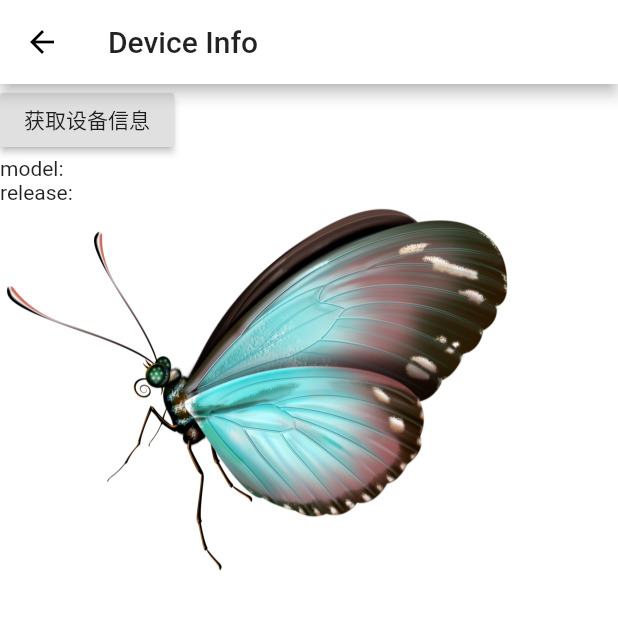
After one commit to xiuyiliu/flutter_study, a Flutter app: the DeviceInfoDemo screen opened directly, on a phone screen of 412 x 824 dp, the top half of it. The commit adds this screen. Run offline on Flutter 3.47's test engine with Material 2 defaults, Android fonts, the phone set to English and light mode, and no system bars; our stand-ins replace chewie, device_info, dio, fluro, flutter_swiper, rxdart and 2 more; accounts and stored records are empty; statements that could not run were skipped.

Commit message:
图片主资源变体资源以适配不同设备像素比

```diff
--- /dev/null
+++ b/lib/language/translation.dart
@@ -0,0 +1,102 @@
+import 'package:flutter/material.dart';
+import 'dart:async';
+import 'package:flutter/services.dart' show rootBundle;
+import 'dart:convert' show json;
+
+/// 自定义一个LocaleChangeCallback类型
+typedef void LocaleChangeCallback(Locale locale);
+
+class AppLanguage {
+  /// 支持的语言列表
+  final List<String> supportedLanguages = ['en', 'zh'];
+
+  /// 支持的Locales列表
+  Iterable<Locale> supportedLocales() => supportedLanguages.map<Locale>((lang) => new Locale(lang, ''));
+
+  /// 当语言改变时调用的方法
+  LocaleChangeCallback onLocaleChanged;
+
+  static final AppLanguage _appLanguage = new AppLanguage._internal();
+
+  factory AppLanguage() {
+    return _appLanguage;
+  }
+
+  AppLanguage._internal();
+}
+
+AppLanguage appLanguage = new AppLanguage();
+
+
+
+/// 自定义多语言实现
+class Translations {
+
+  Locale locale;
+  static Map<dynamic, dynamic> _localizedValues;
+
+  Translations(Locale locale) {
+    this.locale = locale;
+    _localizedValues = null;
+  }
+
+  /// 加载国际化翻译文件
+  static Future<Translations> load(Locale locale) async{
+    Translations translations = new Translations(locale);
+    /// 加载文件
+    String jsonContent = await rootBundle.loadString("locale/i18n_${locale.languageCode}.json");
+    _localizedValues = json.decode(jsonContent);
+    /// 返回实例
+    return translations;
+  }
+
+  /// 返回翻译文件映射对应的key
+  String text(String key) {
+    if (_localizedValues != null) {
+      return _localizedValues[key] ?? '** $key not found';
+    }
+    return '';
+  }
+
+  /// 通过 Localizations 加载当前的 Translations
+  static Translations of(BuildContext context) {
+    return Localizations.of<Translations>(context, Translations);
+  }
+
+  /// 获取当前使用语言
+  String get currentLanguage => locale.languageCode;
+
+}
+
+/// Delegate类的实现 验证支持的语言，初始化我们的自定义Translations类（核心是load）
+class TranslationsDelegate extends LocalizationsDelegate<Translations> {
+  const TranslationsDelegate();
+
+  @override
+  bool isSupported(Locale locale) => appLanguage.supportedLanguages.contains(locale.languageCode);
+
+  @override
+  Future<Translations> load(Locale locale) => Translations.load(locale);
+
+  @override
+  bool shouldReload(TranslationsDelegate old) => false;
+}
+
+/// Delegate类的实现，每次选择一种新的语言时，强制初始化一个新的Translationss类
+/// 核心是load和shouldReload
+class SpecificLocalizationDelegate extends LocalizationsDelegate<Translations> {
+  final Locale overriddenLocale;
+
+  const SpecificLocalizationDelegate(this.overriddenLocale);
+
+  @override
+  bool isSupported(Locale locale) => overriddenLocale != null;
+
+  @override
+  Future<Translations> load(Locale locale) => Translations.load(overriddenLocale);
+
+  /// 如果应通过调用[load]方法再次加载此委托的资源，则返回true。
+  /// 只要重建其[Localizations]窗口小部件，就会调用此方法。 如果返回true，则在[load]完成后将重建依赖小部件。
+  @override
+  bool shouldReload(LocalizationsDelegate<Translations> old) => true;
+}
--- a/lib/routes/route_handlers.dart
+++ b/lib/routes/route_handlers.dart
@@ -8,6 +8,9 @@ import 'package:flutter_study/views/demo/frosted_glass.dart';
 import 'package:flutter_study/views/demo/search_bar.dart';
 import 'package:flutter_study/views/demo/datetime_picker.dart';
 import 'package:flutter_study/views/demo/video_player.dart';
+import 'package:flutter_study/views/demo/language_select.dart';
+import 'package:flutter_study/views/demo/device_info.dart';
+import 'package:flutter_study/views/demo/animation.dart';
 
 
 
@@ -39,3 +42,15 @@ var videoPlayerHandler = new Handler(
     handlerFunc: (BuildContext context, Map<String, List<String>> params) {
       return new VideoPlayerDemo();
     });
+var languageSelectHandler = new Handler(
+    handlerFunc: (BuildContext context, Map<String, List<String>> params) {
+      return new LanguageSelectDemo();
+    });
+var deviceInfoHandler = new Handler(
+    handlerFunc: (BuildContext context, Map<String, List<String>> params) {
+      return new DeviceInfoDemo();
+    });
+var AnimationHandler = new Handler(
+    handlerFunc: (BuildContext context, Map<String, List<String>> params) {
+      return new AnimationDemo();
+    });
--- a/lib/routes/routes.dart
+++ b/lib/routes/routes.dart
@@ -11,6 +11,9 @@ class Routes {
   static String searchBar = '/search-bar';
   static String dateTimePicker = '/datetime-picker';
   static String videoPlayer = '/video-player';
+  static String languageSelect = '/language-selcet';
+  static String deviceInfo = '/device-info';
+  static String animation = '/animation';
 
   static void configureRoutes(Router router) {
     router.notFoundHandler = new Handler(
@@ -25,5 +28,8 @@ class Routes {
     router.define(commodityDetail, handler: commodityDetailHandler);
     router.define(dateTimePicker, handler: dateTimePickerHandler);
     router.define(videoPlayer, handler: videoPlayerHandler);
+    router.define(languageSelect, handler: languageSelectHandler);
+    router.define(deviceInfo, handler: deviceInfoHandler);
+    router.define(animation, handler: AnimationHandler);
   }
 }
--- /dev/null
+++ b/lib/views/demo/device_info.dart
@@ -0,0 +1,74 @@
+import 'package:flutter/material.dart';
+import 'dart:io';
+import 'package:device_info/device_info.dart';
+import 'package:flutter_study/utils/index.dart';
+import 'dart:ui';
+
+class DeviceInfoDemo extends StatefulWidget {
+  @override
+  _DeviceInfoDemoState createState() => _DeviceInfoDemoState();
+}
+
+class _DeviceInfoDemoState extends State<DeviceInfoDemo> {
+  String _platForm;
+  String _release;
+
+  @override
+  void initState(){
+    // TODO: implement initState
+    /// 引入"dart:ui"后，可以获得设备像素比率，在引入图像资源时，可以引入主资源和变体资源，
+    /// 以便用来适配不同设备像素比例的手机，主资源默认1.0x,（在yaml文件中只需要声明主资源即可）在同级目录中创建2.0x和3.0x的目录，
+    /// 目录下放入同名但不同像素的图片资源，在构建过程中，会在相邻子目录中查找具有相同名称的文件
+    /// 设备像素比1.8会选择2.0x下的图片，2.8的会选择3.0x下的图片
+    print(window.devicePixelRatio);
+  }
+  Future _getDeviceInfo() async{
+    if (Platform.isAndroid) {
+      DeviceInfoPlugin deviceInfo = new DeviceInfoPlugin();
+      AndroidDeviceInfo androidDeviceInfo = await deviceInfo.androidInfo;
+      print('deviceinfo');
+      setState(() {
+        _platForm = androidDeviceInfo.model;
+        _release = androidDeviceInfo.version.release;
+      });
+
+    }
+  }
+  @override
+  Widget build(BuildContext context) {
+    return Scaffold(
+      appBar: new AppBar(
+        title: new Text('Device Info'),
+      ),
+      body: new Column(
+        mainAxisAlignment: MainAxisAlignment.start,
+        crossAxisAlignment: CrossAxisAlignment.start,
+        children: <Widget>[
+          new RaisedButton(
+            child: new Text('获取设备信息'),
+            onPressed: _getDeviceInfo
+          ),
+          new Row(
+            mainAxisAlignment: MainAxisAlignment.start,
+            crossAxisAlignment: CrossAxisAlignment.start,
+            children: <Widget>[
+              new Text('model:'),
+              new Padding(padding: const EdgeInsets.only(left: 20.0),),
+              new Text(_platForm ?? '')
+            ],
+          ),
+          new Row(
+            mainAxisAlignment: MainAxisAlignment.start,
+            crossAxisAlignment: CrossAxisAlignment.start,
+            children: <Widget>[
+              new Text('release:'),
+              new Padding(padding: const EdgeInsets.only(left: 20.0),),
+              new Text(_release ?? '')
+            ],
+          ),
+          new Image.asset('assets/images/common/placeholder.png')
+        ],
+      ),
+    );
+  }
+}
--- a/lib/views/order/order_confirm/dropdown_textField.dart
+++ b/lib/views/order/order_confirm/dropdown_textField.dart
@@ -1,5 +1,6 @@
 import 'package:flutter/material.dart';
 import 'package:flutter_study/styles/index.dart';
+import 'package:flutter_study/views/order/order_confirm/index.dart';
 
 /// 页面Dropdown TextField
 class DropdownTextField extends StatefulWidget {
@@ -31,6 +32,7 @@ class _DropdownTextFieldState extends State<DropdownTextField> {
 
   @override
   Widget build(BuildContext context) {
+    MyInheritedWidgetState state = MyInheritedWidget.of(context);
     return Container(
       height: 38.0,
       margin: const EdgeInsets.only(left: 10.0),
--- /dev/null
+++ b/locale/i18n_en.json
@@ -0,0 +1,3 @@
+{
+  "language_select_title": "Language-Select"
+}
--- /dev/null
+++ b/locale/i18n_zh.json
@@ -0,0 +1,3 @@
+{
+  "language_select_title": "语言选择"
+}
```
Also changed, not shown: lib/storage/index.dart (added, +43 -0 lines), lib/utils/index.dart (+16 -1 lines), lib/views/app.dart (+46 -5 lines), lib/views/demo/animation.dart (added, +83 -0 lines), lib/views/demo/language_select.dart (added, +52 -0 lines), lib/views/home/index.dart (+43 -12 lines), lib/views/knowledge/widget_state_context.dart (added, +22 -0 lines), lib/views/order/order_confirm/index.dart (+93 -20 lines), lib/views/order/order_confirm/order_textField.dart (+9 -4 lines), pubspec.yaml (+17 -3 lines), assets/images/app_launcher_icon/ic_launcher.png (added), assets/images/common/3.0x/placeholder.png (added), 21 other files.
